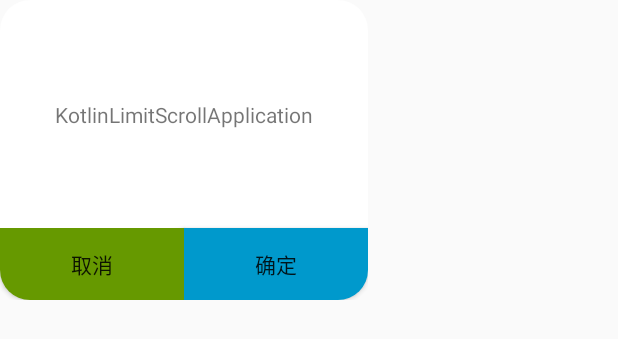
After one commit to wolrdprogrammer9823/KotlinLimitScrollApplication, an Android app: the layout define_dialog_layout.xml on its own in the app's theme, with its tools: preview values and no code run, on a phone screen of 412 x 824 dp. The commit adds this screen. Shown: the top 339 px of the screen. Run offline under Robolectric (Android 15) with nearby library versions, the phone set to English and light mode, and no system bars.

Commit message:
1.增加自定义的Dialog,并在自定义Dialog中   增加修改底部导航栏背景色逻辑 2.新增git常用命令

```diff
--- /dev/null
+++ b/app/src/main/res/drawable/define_dialog_background.xml
@@ -0,0 +1,8 @@
+<?xml version="1.0" encoding="utf-8"?>
+<shape xmlns:android="http://schemas.android.com/apk/res/android">
+    <corners android:radius="@dimen/sp_20"/>
+    <gradient
+        android:startColor="@android:color/white"
+        android:centerColor="@android:color/white"
+        android:endColor="@android:color/white"/>
+</shape>
--- /dev/null
+++ b/app/src/main/res/drawable/dialog_left_btn_selector.xml
@@ -0,0 +1,23 @@
+<?xml version="1.0" encoding="utf-8"?>
+<selector xmlns:android="http://schemas.android.com/apk/res/android">
+
+    <item android:state_pressed="true">
+        <shape>
+            <corners android:bottomLeftRadius="@dimen/dp_20"/>
+            <gradient
+                android:startColor="@android:color/holo_green_light"
+                android:centerColor="@android:color/holo_green_light"
+                android:endColor="@android:color/holo_green_light"/>
+        </shape>
+    </item>
+
+    <item android:state_pressed="false">
+        <shape>
+            <corners android:bottomLeftRadius="@dimen/dp_20"/>
+            <gradient
+                android:startColor="@android:color/holo_green_dark"
+                android:centerColor="@android:color/holo_green_dark"
+                android:endColor="@android:color/holo_green_dark"/>
+        </shape>
+    </item>
+</selector>
--- /dev/null
+++ b/app/src/main/res/drawable/dialog_right_btn_selector.xml
@@ -0,0 +1,23 @@
+<?xml version="1.0" encoding="utf-8"?>
+<selector xmlns:android="http://schemas.android.com/apk/res/android">
+
+    <item android:state_pressed="true">
+        <shape>
+            <corners android:bottomRightRadius="@dimen/dp_20"/>
+            <gradient
+                android:startColor="@android:color/holo_blue_light"
+                android:centerColor="@android:color/holo_blue_light"
+                android:endColor="@android:color/holo_blue_light"/>
+        </shape>
+    </item>
+
+    <item android:state_pressed="false">
+        <shape>
+            <corners android:bottomRightRadius="@dimen/dp_20"/>
+            <gradient
+                android:startColor="@android:color/holo_blue_dark"
+                android:centerColor="@android:color/holo_blue_dark"
+                android:endColor="@android:color/holo_blue_dark"/>
+        </shape>
+    </item>
+</selector>
--- /dev/null
+++ b/app/src/main/res/layout/define_dialog_layout.xml
@@ -0,0 +1,42 @@
+<?xml version="1.0" encoding="utf-8"?>
+<androidx.constraintlayout.widget.ConstraintLayout
+    xmlns:android="http://schemas.android.com/apk/res/android"
+    xmlns:app="http://schemas.android.com/apk/res-auto"
+    android:layout_width="@dimen/dp_245"
+    android:layout_height="@dimen/dp_200"
+    android:background="@drawable/define_dialog_background">
+
+    <androidx.appcompat.widget.AppCompatTextView
+        android:id="@+id/content_tv"
+        android:layout_width="wrap_content"
+        android:layout_height="wrap_content"
+        app:layout_constraintLeft_toLeftOf="parent"
+        app:layout_constraintRight_toRightOf="parent"
+        app:layout_constraintTop_toTopOf="parent"
+        app:layout_constraintBottom_toBottomOf="parent"
+        app:layout_constraintBottom_toTopOf="@id/btn_cancel"
+        android:text="@string/app_name"/>
+
+    <androidx.appcompat.widget.AppCompatButton
+        android:id="@+id/btn_cancel"
+        android:layout_width="0dp"
+        android:layout_height="wrap_content"
+        app:layout_constraintRight_toLeftOf="@id/btn_sure"
+        app:layout_constraintLeft_toLeftOf="parent"
+        app:layout_constraintBottom_toBottomOf="parent"
+        app:layout_constraintHorizontal_weight="1"
+        android:background="@drawable/dialog_left_btn_selector"
+        android:text="@string/cancel"/>
+
+    <androidx.appcompat.widget.AppCompatButton
+        android:id="@+id/btn_sure"
+        android:layout_width="0dp"
+        android:layout_height="wrap_content"
+        app:layout_constraintLeft_toRightOf="@id/btn_cancel"
+        app:layout_constraintRight_toRightOf="parent"
+        app:layout_constraintBottom_toBottomOf="parent"
+        app:layout_constraintHorizontal_weight="1"
+        android:background="@drawable/dialog_right_btn_selector"
+        android:text="@string/sure"/>
+
+</androidx.constraintlayout.widget.ConstraintLayout>
--- a/app/src/main/res/values/dimens.xml
+++ b/app/src/main/res/values/dimens.xml
@@ -1,9 +1,14 @@
 <resources>
     <dimen name="fab_margin">16dp</dimen>
     <dimen name="dp_10">10dp</dimen>
+    <dimen name="dp_20">20dp</dimen>
     <dimen name="dp_45">45dp</dimen>
     <dimen name="dp_60">60dp</dimen>
     <dimen name="dp_80">80dp</dimen>
+    <dimen name="dp_100">100dp</dimen>
+    <dimen name="dp_200">200dp</dimen>
+    <dimen name="dp_245">245dp</dimen>
+    <dimen name="dp_400">400dp</dimen>
 
 
     <dimen name="sp_15">15sp</dimen>
```
Also changed, not shown: app/src/main/java/com/heng/kotlinlimitscrollapplication/MainActivity.kt (+13 -4 lines), app/src/main/java/com/heng/kotlinlimitscrollapplication/fragments/Tab1Fragment.kt (+22 -10 lines), app/src/main/java/com/heng/kotlinlimitscrollapplication/views/DefineDialog.kt (added, +43 -0 lines), app/src/main/res/values/styles.xml (+8 -0 lines), 1 other file.
